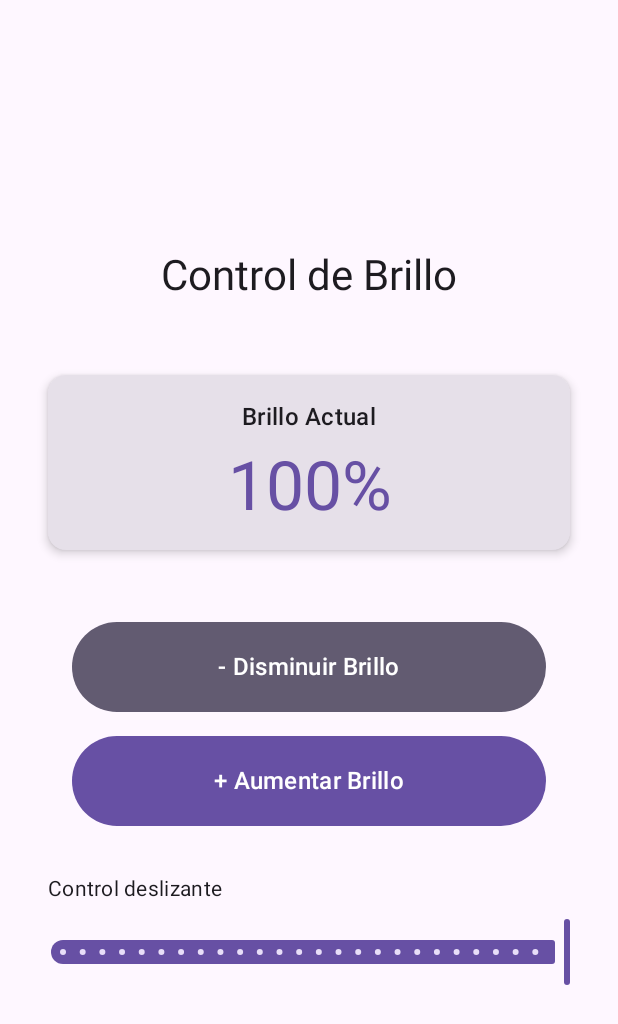
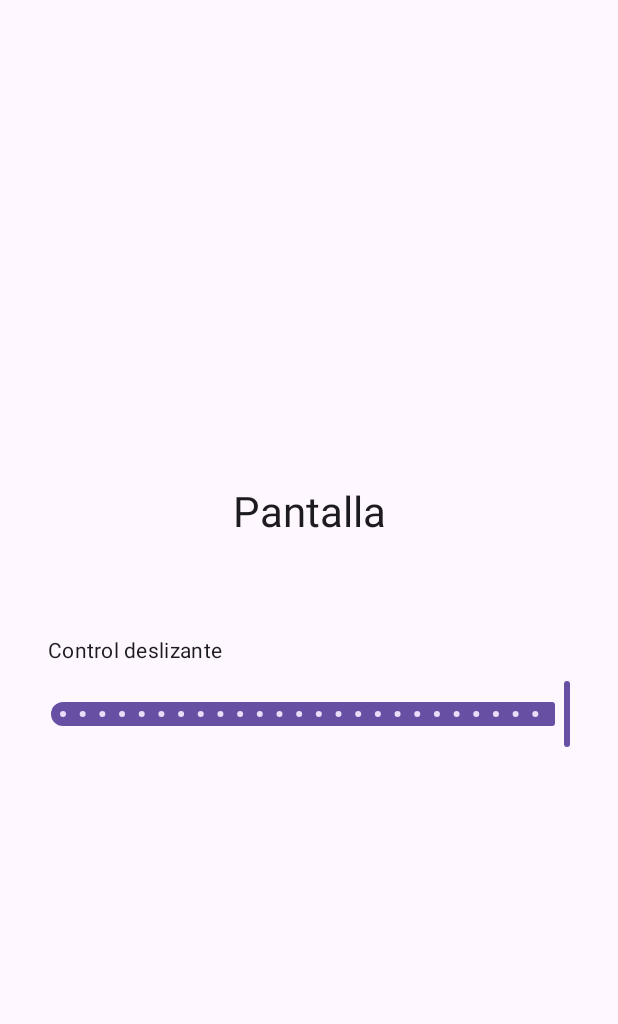
Before and after one commit to ronald-bismar/dispositivos, an Android app built with Jetpack Compose: the PantallaScreenActivity screen opened directly, with no data from a screen before it, on a phone screen of 412 x 824 dp. Shown: the top 1024 px of the screen. Run offline under Robolectric (Android 15) with nearby library versions, the light colour scheme and no system bars.

Commit message:
Funcionalidad de pantalla 1

```diff
--- a/app/src/main/AndroidManifest.xml
+++ b/app/src/main/AndroidManifest.xml
@@ -25,8 +25,14 @@
     <uses-permission android:name="android.permission.BLUETOOTH_CONNECT" />
 
     <!--Microfono-->
+    <!--Permiso para grabar audio-->
     <uses-permission android:name="android.permission.RECORD_AUDIO" />
 
+    <!--Pantalla-->
+    <!-- Permiso para modificar configuraciones del sistema -->
+    <uses-permission
+        android:name="android.permission.WRITE_SETTINGS"
+        tools:ignore="ProtectedPermissions" />
 
     <application
         android:allowBackup="true"
--- a/app/src/main/java/com/example/dispositivos/MainActivity.kt
+++ b/app/src/main/java/com/example/dispositivos/MainActivity.kt
@@ -267,7 +267,7 @@ fun DispositivosScreen(
                     modifier = Modifier.padding(end = 8.dp)
                 )
                 Text(
-                    text = "3.- Pantalla"
+                    text = "4.- Pantalla"
 
                 )
             }
--- a/app/src/main/java/com/example/dispositivos/PantallaScreen.kt
+++ b/app/src/main/java/com/example/dispositivos/PantallaScreen.kt
@@ -52,88 +52,11 @@ class PantallaScreenActivity : ComponentActivity() {
                 verticalArrangement = Arrangement.Center
             ) {
                 Text(
-                    text = "Control de Brillo",
+                    text = "Pantalla",
                     style = MaterialTheme.typography.headlineMedium,
                     modifier = Modifier.padding(bottom = 32.dp)
                 )
 
-                Card(
-                    modifier = Modifier
-                        .fillMaxWidth()
-                        .padding(16.dp),
-                    elevation = CardDefaults.cardElevation(defaultElevation = 4.dp)
-                ) {
-                    Column(
-                        modifier = Modifier
-                            .fillMaxWidth()
-                            .padding(16.dp),
-                        horizontalAlignment = Alignment.CenterHorizontally
-                    ) {
-                        Text(
-                            text = "Brillo Actual",
-                            style = MaterialTheme.typography.titleMedium
-                        )
-                        Spacer(modifier = Modifier.height(8.dp))
-                        Text(
-                            text = "${round((brightnessValue.toDouble() / 255) * 100).toInt()}%",
-                            style = MaterialTheme.typography.displayMedium,
-                            color = MaterialTheme.colorScheme.primary
-                        )
-                    }
-                }
-
-                Spacer(modifier = Modifier.height(32.dp))
-
-                Button(
-                    onClick = {
-                        if (!hasWriteSettingsPermission(context)) {
-                            changeWriteSettingsPermission(context)
-                        } else {
-                            if (brightnessValue >= 11) {
-                                brightnessValue -= 10
-                                changeScreenBrightness(context, brightnessValue)
-                                showBrightnessToast(context, brightnessValue)
-                            }
-                        }
-                    },
-                    modifier = Modifier
-                        .fillMaxWidth()
-                        .height(60.dp)
-                        .padding(horizontal = 32.dp),
-                    colors = ButtonDefaults.buttonColors(
-                        containerColor = MaterialTheme.colorScheme.secondary
-                    )
-                ) {
-                    Text(
-                        text = "- Disminuir Brillo",
-                        style = MaterialTheme.typography.titleMedium
-                    )
-                }
-
-                Spacer(modifier = Modifier.height(16.dp))
-
-                Button(
-                    onClick = {
-                        if (!hasWriteSettingsPermission(context)) {
-                            changeWriteSettingsPermission(context)
-                        } else {
-                            if (brightnessValue <= 245) {
-                                brightnessValue += 10
-                                changeScreenBrightness(context, brightnessValue)
-                                showBrightnessToast(context, brightnessValue)
-                            }
-                        }
-                    },
-                    modifier = Modifier
-                        .fillMaxWidth()
-                        .height(60.dp)
-                        .padding(horizontal = 32.dp)
-                ) {
-                    Text(
-                        text = "+ Aumentar Brillo",
-                        style = MaterialTheme.typography.titleMedium
-                    )
-                }
 
                 Spacer(modifier = Modifier.height(32.dp))
 
```
